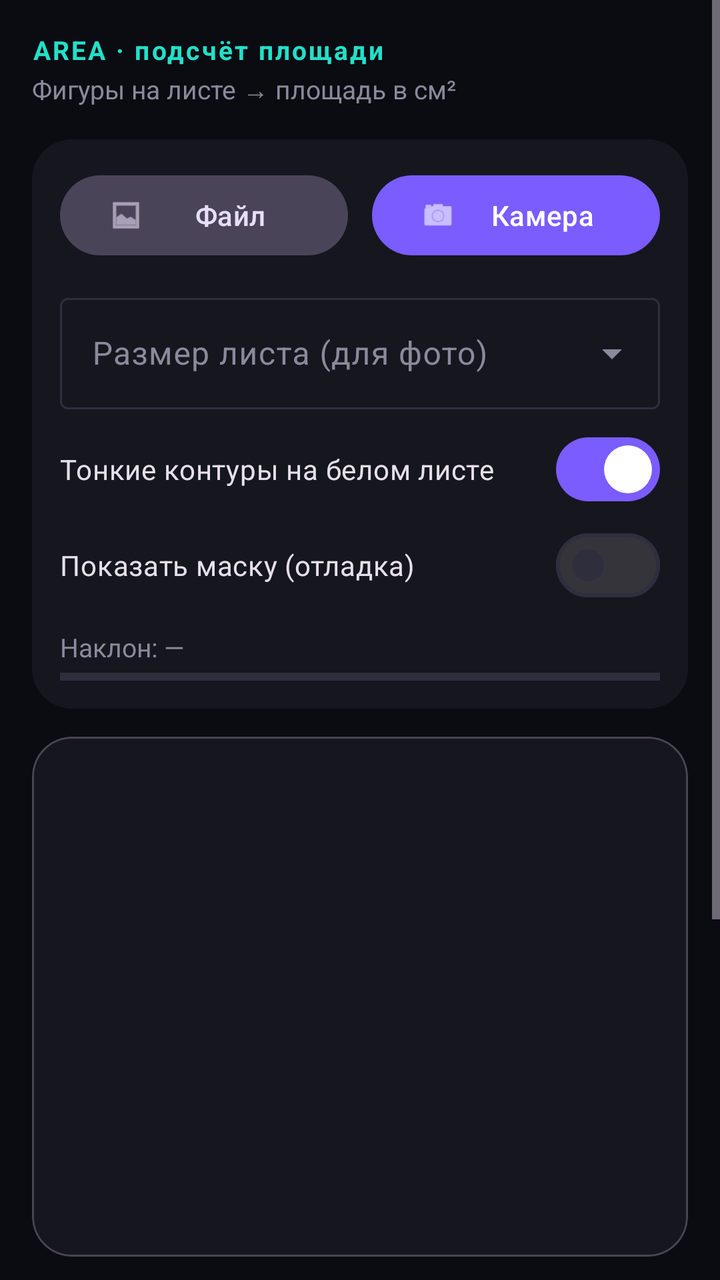
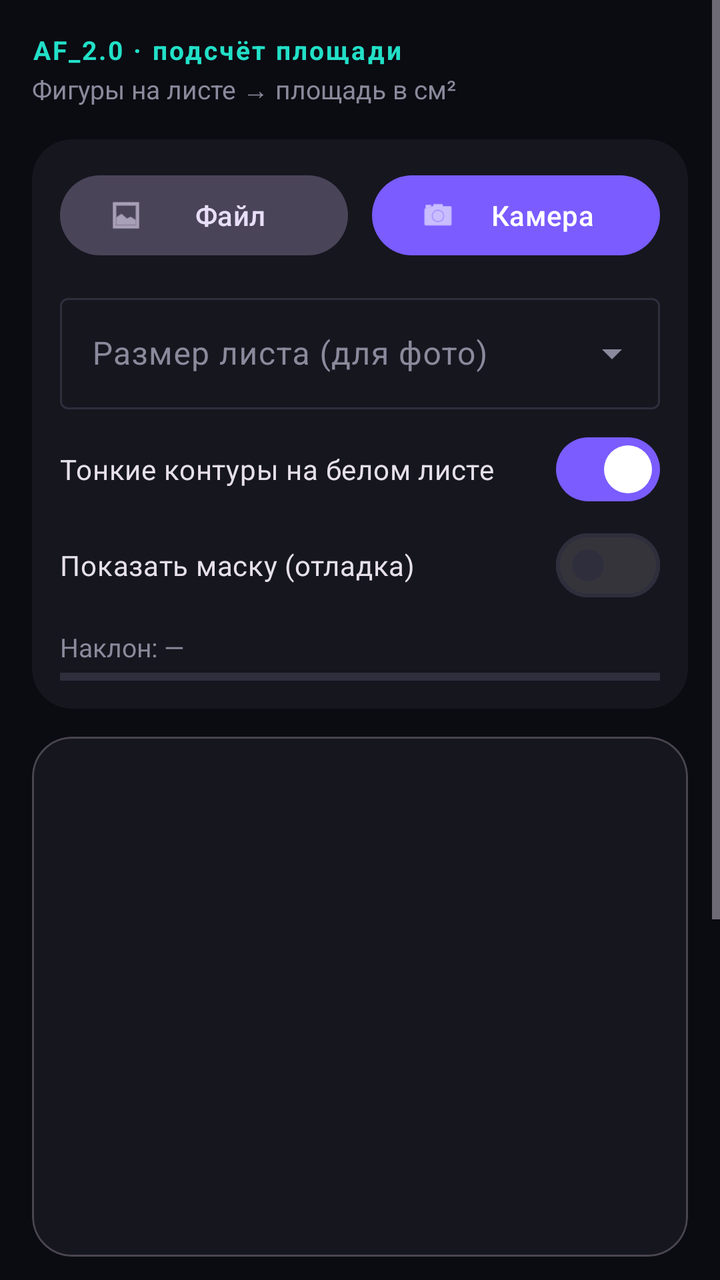

Compare the two renders of this Android layout. The source of the first and the diff that turns it into the second are given below.
<!-- AndroidManifest.xml: application theme AppTheme -->
<!-- res/layout/activity_main.xml -->
<?xml version="1.0" encoding="utf-8"?>
<ScrollView xmlns:android="http://schemas.android.com/apk/res/android"
    xmlns:app="http://schemas.android.com/apk/res-auto"
    android:layout_width="match_parent"
    android:layout_height="match_parent"
    android:fillViewport="true">

    <LinearLayout
        android:layout_width="match_parent"
        android:layout_height="wrap_content"
        android:orientation="vertical"
        android:padding="16dp">

        
        <TextView
            android:layout_width="wrap_content"
            android:layout_height="wrap_content"
            android:text="AREA · подсчёт площади"
            android:letterSpacing="0.08"
            android:textColor="@color/accent"
            android:textSize="13sp"
            android:textStyle="bold" />

        <TextView
            android:layout_width="wrap_content"
            android:layout_height="wrap_content"
            android:layout_marginTop="2dp"
            android:text="Фигуры на листе → площадь в см²"
            android:textColor="@color/text_muted"
            android:textSize="13sp" />

        
        <com.google.android.material.card.MaterialCardView
            style="@style/Widget.Material3.CardView.Filled"
            android:layout_width="match_parent"
            android:layout_height="wrap_content"
            android:layout_marginTop="16dp"
            app:cardCornerRadius="20dp"
            app:cardBackgroundColor="@color/surface">

            <LinearLayout
                android:layout_width="match_parent"
                android:layout_height="wrap_content"
                android:orientation="vertical"
                android:padding="14dp">

                <LinearLayout
                    android:layout_width="match_parent"
                    android:layout_height="wrap_content"
                    android:orientation="horizontal">

                    <com.google.android.material.button.MaterialButton
                        android:id="@+id/btnPick"
                        style="@style/Widget.Material3.Button.TonalButton"
                        android:layout_width="0dp"
                        android:layout_height="wrap_content"
                        android:layout_marginEnd="6dp"
                        android:layout_weight="1"
                        app:icon="@android:drawable/ic_menu_gallery"
                        android:text="Файл" />

                    <com.google.android.material.button.MaterialButton
                        android:id="@+id/btnCamera"
                        android:layout_width="0dp"
                        android:layout_height="wrap_content"
                        android:layout_marginStart="6dp"
                        android:layout_weight="1"
                        app:icon="@android:drawable/ic_menu_camera"
                        android:text="Камера" />
                </LinearLayout>

                <com.google.android.material.textfield.TextInputLayout
                    android:id="@+id/paperLayout"
                    style="@style/Widget.Material3.TextInputLayout.OutlinedBox.ExposedDropdownMenu"
                    android:layout_width="match_parent"
                    android:layout_height="wrap_content"
                    android:layout_marginTop="12dp"
                    android:hint="Размер листа (для фото)">

                    <com.google.android.material.textfield.MaterialAutoCompleteTextView
                        android:id="@+id/autoPaper"
                        android:layout_width="match_parent"
                        android:layout_height="wrap_content"
                        android:inputType="none" />
                </com.google.android.material.textfield.TextInputLayout>

                <com.google.android.material.materialswitch.MaterialSwitch
                    android:id="@+id/switchThin"
                    android:layout_width="match_parent"
                    android:layout_height="wrap_content"
                    android:layout_marginTop="6dp"
                    android:checked="true"
                    android:text="Тонкие контуры на белом листе" />

                <com.google.android.material.materialswitch.MaterialSwitch
                    android:id="@+id/switchDebug"
                    android:layout_width="match_parent"
                    android:layout_height="wrap_content"
                    android:text="Показать маску (отладка)" />

                <TextView
                    android:id="@+id/txtTilt"
                    android:layout_width="match_parent"
                    android:layout_height="wrap_content"
                    android:layout_marginTop="8dp"
                    android:text="Наклон: —"
                    android:textSize="13sp"
                    android:textColor="@color/text_muted" />

                <View
                    android:id="@+id/tiltBar"
                    android:layout_width="match_parent"
                    android:layout_height="4dp"
                    android:layout_marginTop="4dp"
                    android:background="@color/outline" />
            </LinearLayout>
        </com.google.android.material.card.MaterialCardView>

        
        <com.google.android.material.card.MaterialCardView
            android:layout_width="match_parent"
            android:layout_height="wrap_content"
            android:layout_marginTop="14dp"
            app:cardCornerRadius="20dp"
            app:cardBackgroundColor="@color/surface">

            <FrameLayout
                android:layout_width="match_parent"
                android:layout_height="260dp">

                <ImageView
                    android:id="@+id/imgResult"
                    android:layout_width="match_parent"
                    android:layout_height="match_parent"
                    android:padding="8dp"
                    android:adjustViewBounds="true"
                    android:scaleType="fitCenter"
                    android:contentDescription="результат" />

                <com.areacalc.app.MathSpinnerView
                    android:id="@+id/mathSpinner"
                    android:layout_width="120dp"
                    android:layout_height="120dp"
                    android:layout_gravity="center"
                    android:visibility="gone" />
            </FrameLayout>
        </com.google.android.material.card.MaterialCardView>

        
        <com.google.android.material.card.MaterialCardView
            android:layout_width="match_parent"
            android:layout_height="wrap_content"
            android:layout_marginTop="14dp"
            app:cardCornerRadius="20dp"
            app:strokeColor="@color/outline"
            app:strokeWidth="1dp"
            app:cardBackgroundColor="@color/surface_variant">

            <LinearLayout
                android:layout_width="match_parent"
                android:layout_height="wrap_content"
                android:orientation="vertical"
                android:padding="16dp">

                <TextView
                    android:id="@+id/txtTotal"
                    android:layout_width="wrap_content"
                    android:layout_height="wrap_content"
                    android:text="—"
                    android:textColor="@color/text"
                    android:textSize="34sp"
                    android:textStyle="bold" />

                <TextView
                    android:id="@+id/txtStatus"
                    android:layout_width="wrap_content"
                    android:layout_height="wrap_content"
                    android:layout_marginTop="2dp"
                    android:text="Готово к работе"
                    android:textColor="@color/text_muted"
                    android:textSize="13sp" />

                <TextView
                    android:id="@+id/txtAreas"
                    android:layout_width="match_parent"
                    android:layout_height="wrap_content"
                    android:layout_marginTop="8dp"
                    android:textColor="@color/text_muted"
                    android:textSize="13sp" />
            </LinearLayout>
        </com.google.android.material.card.MaterialCardView>

        
        <LinearLayout
            android:layout_width="match_parent"
            android:layout_height="wrap_content"
            android:layout_marginTop="14dp"
            android:orientation="horizontal">

            <com.google.android.material.button.MaterialButton
                android:id="@+id/btnSave"
                android:layout_width="0dp"
                android:layout_height="wrap_content"
                android:layout_marginEnd="6dp"
                android:layout_weight="1"
                android:enabled="false"
                app:icon="@android:drawable/ic_menu_save"
                android:text="Сохранить" />

            <com.google.android.material.button.MaterialButton
                android:id="@+id/btnHistory"
                style="@style/Widget.Material3.Button.TonalButton"
                android:layout_width="0dp"
                android:layout_height="wrap_content"
                android:layout_marginStart="6dp"
                android:layout_weight="1"
                app:icon="@android:drawable/ic_menu_recent_history"
                android:text="История" />
        </LinearLayout>

        <com.google.android.material.button.MaterialButton
            android:id="@+id/btnLog"
            style="@style/Widget.Material3.Button.TextButton"
            android:layout_width="wrap_content"
            android:layout_height="wrap_content"
            android:layout_gravity="end"
            android:text="Поделиться логом"
            android:textColor="@color/text_muted" />
    </LinearLayout>
</ScrollView>
<!-- resources referenced by this layout -->
<resources>
  <color name="accent">#22E0C8</color>
  <color name="outline">#2E2E3C</color>
  <color name="surface">#16161F</color>
  <color name="surface_variant">#20202C</color>
  <color name="text">#ECECF3</color>
  <color name="text_muted">#8A8A9C</color>
  <style name="AppTheme" parent="Theme.Material3.Dark.NoActionBar">
          <item name="colorPrimary">@color/primary</item>
          <item name="colorOnPrimary">@color/on_primary</item>
          <item name="colorPrimaryContainer">@color/primary_dim</item>
          <item name="colorSecondary">@color/accent</item>
          <item name="colorOnSecondary">#04201C</item>
          <item name="android:colorBackground">@color/bg</item>
          <item name="colorSurface">@color/surface</item>
          <item name="colorSurfaceVariant">@color/surface_variant</item>
          <item name="colorOnSurface">@color/text</item>
          <item name="colorOnSurfaceVariant">@color/text_muted</item>
          <item name="colorOutline">@color/outline</item>
          <item name="android:statusBarColor">@color/bg</item>
          <item name="android:navigationBarColor">@color/bg</item>
      </style>
  <color name="primary">#7A5CFF</color>
  <color name="on_primary">#FFFFFF</color>
  <color name="primary_dim">#5A3FE0</color>
  <color name="bg">#0B0B12</color>
</resources>

<!-- the commit's change to res/layout/activity_main.xml (unified diff, before → after) -->
@@ -12,11 +12,12 @@
         android:padding="16dp">
 
         
+
         <TextView
             android:layout_width="wrap_content"
             android:layout_height="wrap_content"
-            android:text="AREA · подсчёт площади"
             android:letterSpacing="0.08"
+            android:text="AF_2.0 · подсчёт площади"
             android:textColor="@color/accent"
             android:textSize="13sp"
             android:textStyle="bold" />
